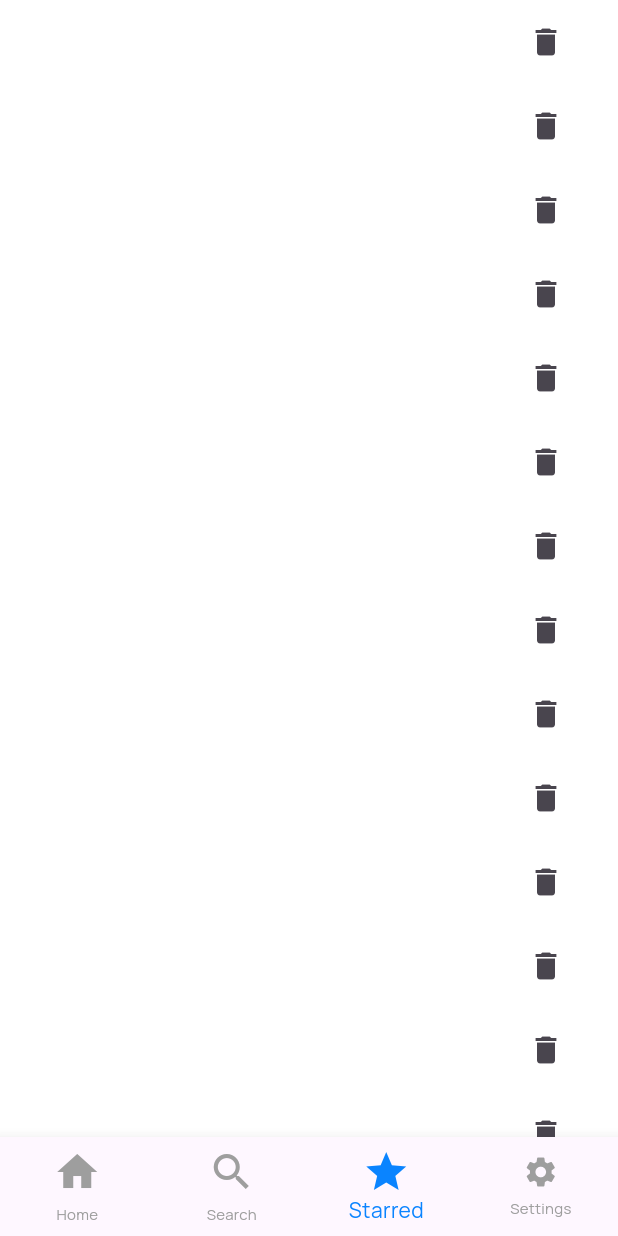
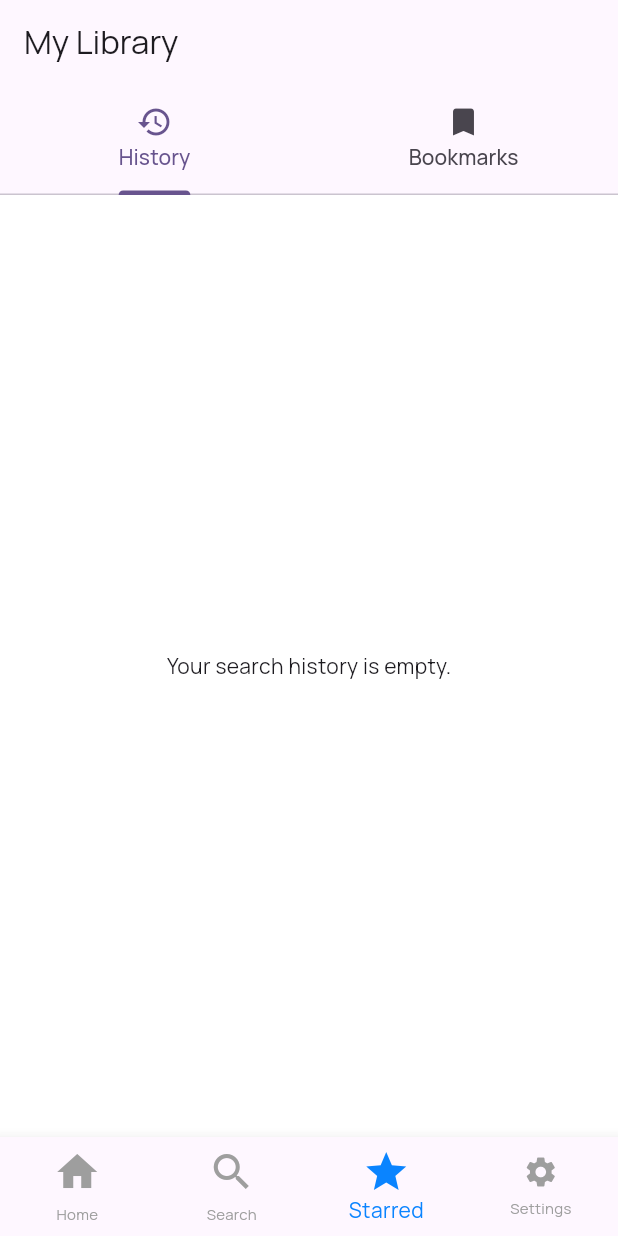
Before and after one commit to Olanrewaaju/DictionaryApp, a Flutter app: the screen it shows after launch, item 3 of the bottom bar chosen, on a phone screen of 412 x 824 dp. Run offline on Flutter 3.47's test engine with Material 3 defaults, Android fonts, the phone set to English and light mode, and no system bars; our stand-ins replace shared_preferences; network calls fail.

Commit message:
Created the bookmarked screen and the history screen too

```diff
--- a/lib/apps_providers/star_notifier.dart
+++ b/lib/apps_providers/star_notifier.dart
@@ -1,35 +1,71 @@
 import 'package:flutter/material.dart';
+import 'package:shared_preferences/shared_preferences.dart';
 
-class StarNotifier with ChangeNotifier {
-  // Store bookmarked words and their meanings
-  final List<Map<String, String>> _bookMarkedWords = [];
+class DictionaryStateProvider with ChangeNotifier {
+  // Keys for local storage
+  static const String _historyKey = 'search_history';
+  static const String _bookmarkKey = 'bookmarks';
 
-  List<Map<String, String>> get bookMarkedWords => _bookMarkedWords;
+  List<String> _searchHistory = [];
+  List<String> _bookmarks = [];
 
-  /// Toggle a word's bookmark status
-  void toggleBookmark(String word, String meaning) {
-    final existingIndex = _bookMarkedWords.indexWhere(
-      (item) => item['word'] == word,
-    );
+  // Public getters to access the lists
+  List<String> get searchHistory => _searchHistory;
+  List<String> get bookmarks => _bookmarks;
 
-    if (existingIndex >= 0) {
-      // Word already bookmarked → remove it
-      _bookMarkedWords.removeAt(existingIndex);
-    } else {
-      // New word → add to bookmarks
-      _bookMarkedWords.add({'word': word, 'meaning': meaning});
+  DictionaryStateProvider() {
+    // Load both lists when the app starts
+    _loadHistory();
+    _loadBookmarks();
+  }
+
+  // --- Search History Logic ---
+
+  void addToHistory(String word) {
+    // Add to the beginning of the list & prevent duplicates
+    if (_searchHistory.contains(word)) {
+      _searchHistory.remove(word);
     }
-
+    _searchHistory.insert(0, word); // Newest items first
+    _saveHistory();
     notifyListeners();
   }
 
-  bool isBookmarked(String word) {
-    return _bookMarkedWords.any((item) => item['word'] == word);
+  Future<void> _loadHistory() async {
+    final prefs = await SharedPreferences.getInstance();
+    _searchHistory = prefs.getStringList(_historyKey) ?? [];
+    notifyListeners();
   }
 
-  /// Optional: clear all bookmarks
-  void clearBookmarks() {
-    _bookMarkedWords.clear();
+  Future<void> _saveHistory() async {
+    final prefs = await SharedPreferences.getInstance();
+    await prefs.setStringList(_historyKey, _searchHistory);
+  }
+
+  // --- Bookmark Logic ---
+
+  bool isBookmarked(String word) {
+    return _bookmarks.contains(word);
+  }
+
+  void toggleBookmark(String word) {
+    if (isBookmarked(word)) {
+      _bookmarks.remove(word);
+    } else {
+      _bookmarks.add(word);
+    }
+    _saveBookmarks();
     notifyListeners();
   }
+
+  Future<void> _loadBookmarks() async {
+    final prefs = await SharedPreferences.getInstance();
+    _bookmarks = prefs.getStringList(_bookmarkKey) ?? [];
+    notifyListeners();
+  }
+
+  Future<void> _saveBookmarks() async {
+    final prefs = await SharedPreferences.getInstance();
+    await prefs.setStringList(_bookmarkKey, _bookmarks);
+  }
 }
--- a/lib/bottom_nav.dart
+++ b/lib/bottom_nav.dart
@@ -2,7 +2,7 @@ import 'package:flutter/material.dart';
 import 'home.dart';
 import 'search.dart';
 import 'settings.dart';
-import 'starred.dart';
+import 'saved_word_screen.dart';
 
 class BottomNavBar extends StatefulWidget {
   const BottomNavBar({super.key});
@@ -17,7 +17,7 @@ class _BottomNavBarState extends State<BottomNavBar> {
   final List<Widget> pages = [
     const Home(),
     const Search(),
-    const Starred(),
+    const SavedWordsScreen(),
     const Settings(),
   ];
 
--- a/lib/main.dart
+++ b/lib/main.dart
@@ -1,9 +1,9 @@
-import 'package:dictionary_app/apps_providers/star_notifier.dart';
 import 'package:flutter/material.dart';
 import 'package:provider/provider.dart';
 import 'apps_providers/usernamenotif.dart';
 import 'apps_providers/wordvalue.dart';
 import 'bottom_nav.dart';
+import 'package:dictionary_app/apps_providers/star_Notifier.dart';
 
 void main() {
   runApp(
@@ -11,7 +11,7 @@ void main() {
       providers: [
         ChangeNotifierProvider(create: (_) => Usernamenotif()),
         ChangeNotifierProvider(create: (_) => Wordvalue()),
-        ChangeNotifierProvider(create: (_) => StarNotifier()),
+        ChangeNotifierProvider(create: (_) => DictionaryStateProvider()),
       ],
       child: const MyApp(),
     ),
--- /dev/null
+++ b/lib/saved_word_screen.dart
@@ -0,0 +1,89 @@
+import 'package:dictionary_app/full_detail.dart';
+import 'package:flutter/material.dart';
+import 'package:provider/provider.dart';
+import 'apps_providers/star_Notifier.dart';
+
+class SavedWordsScreen extends StatelessWidget {
+  const SavedWordsScreen({super.key});
+
+  @override
+  Widget build(BuildContext context) {
+    return DefaultTabController(
+      length: 2, // We have two tabs: History and Bookmarks
+      child: Scaffold(
+        appBar: AppBar(
+          title: const Text('My Library'),
+          bottom: const TabBar(
+            tabs: [
+              Tab(icon: Icon(Icons.history), text: 'History'),
+              Tab(icon: Icon(Icons.bookmark), text: 'Bookmarks'),
+            ],
+          ),
+        ),
+        body: Consumer<DictionaryStateProvider>(
+          builder: (context, provider, child) {
+            return TabBarView(
+              children: [
+                // --- History Tab View ---
+                _buildWordList(
+                  context,
+                  provider.searchHistory,
+                  "Your search history is empty.",
+                ),
+                // --- Bookmarks Tab View ---
+                _buildWordList(
+                  context,
+                  provider.bookmarks,
+                  "You have no bookmarked words.",
+                  isBookmarkList: true,
+                ),
+              ],
+            );
+          },
+        ),
+      ),
+    );
+  }
+
+  // Helper widget to build the lists to avoid code repetition
+  Widget _buildWordList(
+    BuildContext context,
+    List<String> words,
+    String emptyMessage, {
+    bool isBookmarkList = false,
+  }) {
+    if (words.isEmpty) {
+      return Center(child: Text(emptyMessage));
+    }
+
+    return ListView.builder(
+      itemCount: words.length,
+      itemBuilder: (context, index) {
+        final word = words[index];
+        return ListTile(
+          title: Text(word),
+          trailing: isBookmarkList
+              ? IconButton(
+                  icon: const Icon(Icons.bookmark, color: Colors.blue),
+                  onPressed: () {
+                    // Toggling here will remove it
+                    Provider.of<DictionaryStateProvider>(
+                      context,
+                      listen: false,
+                    ).toggleBookmark(word);
+                  },
+                )
+              : null, // No icon for history items
+          onTap: () {
+            Navigator.push(
+              context,
+              MaterialPageRoute(
+                builder: (context) => FullDetail(navWord: word),
+              ),
+            );
+          },
+        );
+      },
+    );
+  }
+}
--- a/lib/starred.dart
+++ /dev/null
@@ -1,35 +0,0 @@
-import 'package:flutter/material.dart';
-import 'package:provider/provider.dart';
-import 'apps_providers/star_notifier.dart';
-
-class Starred extends StatefulWidget {
-  const Starred({super.key});
-
-  @override
-  State<Starred> createState() => _StarredState();
-}
-
-class _StarredState extends State<Starred> {
-  int lengths = 0;
-  @override
-  Widget build(BuildContext context) {
-    final provider = context.watch<StarNotifier>();
-
-    return Scaffold(
-      body: ListView.builder(
-        // itemCount: lengths.length,
-        itemBuilder: (context, index) {
-          // final item = lengths[index];
-          return ListTile(
-            // title: Text(item['word']),
-            // subtitle: Text(item['meaning']),
-            trailing: IconButton(
-              icon: const Icon(Icons.delete),
-              onPressed: () {},
-            ),
-          );
-        },
-      ),
-    );
-  }
-}
--- a/pubspec.yaml
+++ b/pubspec.yaml
@@ -33,6 +33,7 @@ dependencies:
     sdk: flutter
   provider: ^6.1.5+1
   http: ^1.5.0
+  shared_preferences: ^2.5.3
 
   # The following adds the Cupertino Icons font to your application.
   # Use with the CupertinoIcons class for iOS style icons.
```
Also changed, not shown: lib/full_detail.dart (+9 -5 lines), lib/search.dart (+7 -1 lines), lib/edot.dart (deleted), pubspec.lock, 1 other file.
